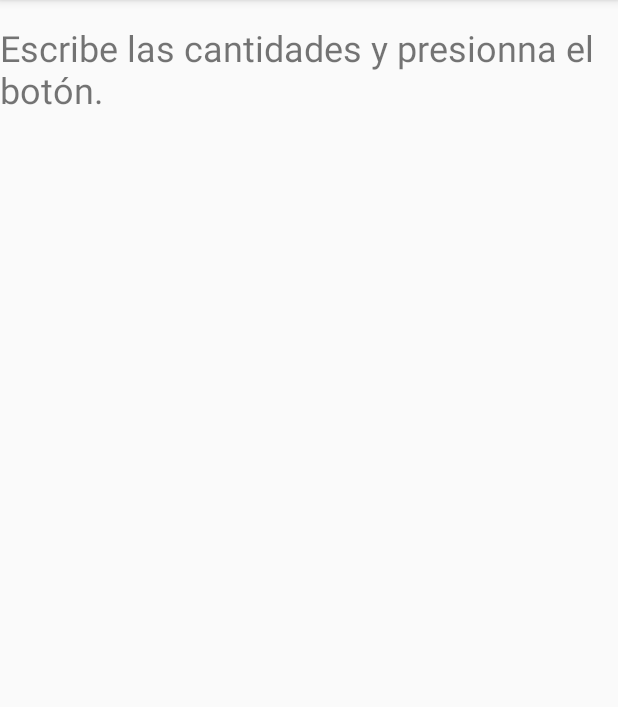
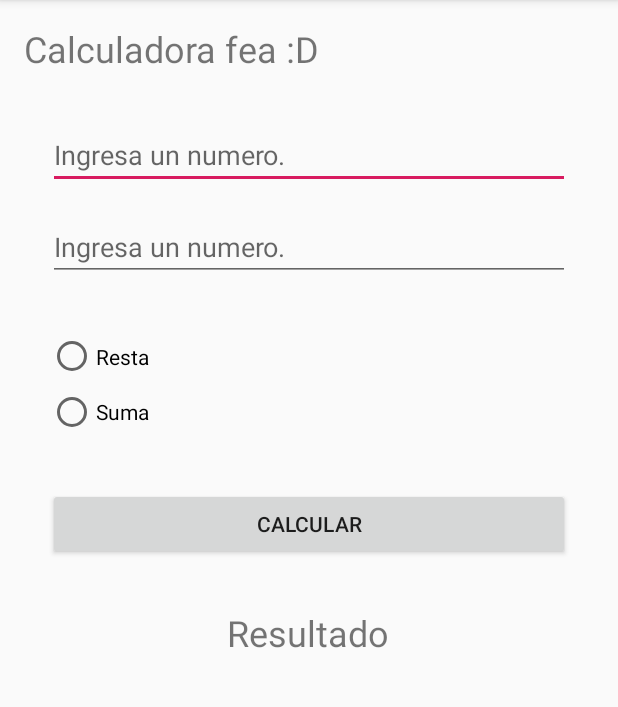
Before and after one commit to FrankLamas/AndroidEjercicios, an Android app: the screen it shows after launch (MainActivity), on a phone screen of 412 x 824 dp, the part 84-791 px from its top. Run offline under Robolectric (Android 15) with nearby library versions, the phone set to English and light mode, and no system bars; our stand-ins replace ButterKnife.

Commit message:
Ejercicio_2

```diff
--- a/modulo_01/Ejercicio_2/app/build.gradle
+++ b/modulo_01/Ejercicio_2/app/build.gradle
@@ -23,8 +23,8 @@ dependencies {
     implementation 'com.android.support:appcompat-v7:28.0.0-rc02'
     implementation 'com.android.support.constraint:constraint-layout:1.1.3'
     testImplementation 'junit:junit:4.12'
-    implementation 'com.jakewharton:butterknife:10.1.0'
-    annotationProcessor 'com.jakewharton:butterknife-compiler:10.1.0'
+    implementation 'com.jakewharton:butterknife:8.8.1'
+    annotationProcessor 'com.jakewharton:butterknife-compiler:8.8.1'
     androidTestImplementation 'com.android.support.test:runner:1.0.2'
     androidTestImplementation 'com.android.support.test.espresso:espresso-core:3.0.2'
 }
--- a/modulo_01/Ejercicio_2/app/src/main/java/com/example/ejercicio_2/MainActivity.java
+++ b/modulo_01/Ejercicio_2/app/src/main/java/com/example/ejercicio_2/MainActivity.java
@@ -2,12 +2,53 @@ package com.example.ejercicio_2;
 
 import android.support.v7.app.AppCompatActivity;
 import android.os.Bundle;
+import android.widget.EditText;
+import android.widget.RadioButton;
+import android.widget.TextView;
+import android.widget.Toast;
+
+import butterknife.BindView;
+import butterknife.ButterKnife;
+import butterknife.OnClick;
 
 public class MainActivity extends AppCompatActivity {
 
+    @BindView(R.id.tN1)
+    EditText tNum1;
+    @BindView(R.id.tN2)
+    EditText tNum2;
+
+    @BindView(R.id.radioResta)
+    RadioButton rResta;
+    @BindView(R.id.radioSuma)
+    RadioButton rSuma;
+
+    @BindView(R.id.tResultado)
+    TextView res;
     @Override
     protected void onCreate(Bundle savedInstanceState) {
         super.onCreate(savedInstanceState);
         setContentView(R.layout.activity_main);
+        ButterKnife.bind(this);
+    }
+
+    @OnClick(R.id.buttonCalculo)
+    public void hacerOperacion(){
+        double resultado;
+        if (rResta.isChecked()==true){
+            resultado = convertToDouble(tNum1.getText().toString())-convertToDouble(tNum2.getText().toString());
+            res.setText(resultado+"");
+        }else{
+            resultado = convertToDouble(tNum1.getText().toString())+convertToDouble(tNum2.getText().toString());
+            res.setText(resultado+"");
+        }
+        Toast.makeText(this,resultado+"",Toast.LENGTH_LONG).show();
+    }
+    private double convertToDouble(String cadena){
+        try{
+            return Double.parseDouble(cadena);
+        }catch (NumberFormatException e){
+            return 0;
+        }
     }
 }
--- a/modulo_01/Ejercicio_2/app/src/main/res/layout/activity_main.xml
+++ b/modulo_01/Ejercicio_2/app/src/main/res/layout/activity_main.xml
@@ -7,15 +7,97 @@
     tools:context=".MainActivity">
 
     <TextView
-        android:layout_width="wrap_content"
+        android:id="@+id/textView"
+        android:layout_width="0dp"
         android:layout_height="wrap_content"
-        android:text="Escribe las cantidades y presionna el botón."
+        android:layout_marginLeft="16dp"
+        android:layout_marginTop="16dp"
+        android:layout_marginRight="16dp"
+        android:text="@string/titulo"
         android:textSize="24sp"
-        app:layout_constraintBottom_toBottomOf="parent"
         app:layout_constraintHorizontal_bias="0.047"
         app:layout_constraintLeft_toLeftOf="parent"
         app:layout_constraintRight_toRightOf="parent"
-        app:layout_constraintTop_toTopOf="parent"
-        app:layout_constraintVertical_bias="0.022" />
+        app:layout_constraintTop_toTopOf="parent" />
+
+    <EditText
+        android:id="@+id/tN1"
+        android:layout_width="0dp"
+        android:layout_height="wrap_content"
+        android:layout_marginStart="32dp"
+        android:layout_marginTop="32dp"
+        android:layout_marginEnd="32dp"
+        android:ems="10"
+        android:hint="@string/hintN1"
+        android:inputType="number"
+        app:layout_constraintEnd_toEndOf="parent"
+        app:layout_constraintStart_toStartOf="parent"
+        app:layout_constraintTop_toBottomOf="@+id/textView" />
+
+    <EditText
+        android:id="@+id/tN2"
+        android:layout_width="0dp"
+        android:layout_height="wrap_content"
+        android:layout_marginStart="32dp"
+        android:layout_marginTop="16dp"
+        android:layout_marginEnd="32dp"
+        android:ems="10"
+        android:inputType="number"
+        android:hint="@string/hintN2"
+        app:layout_constraintEnd_toEndOf="parent"
+        app:layout_constraintStart_toStartOf="parent"
+        app:layout_constraintTop_toBottomOf="@+id/tN1" />
+
+    <RadioGroup
+        android:id="@+id/radioGroup"
+        android:layout_width="0dp"
+        android:layout_height="74dp"
+        android:layout_marginStart="32dp"
+        android:layout_marginTop="32dp"
+        android:layout_marginEnd="32dp"
+        app:layout_constraintEnd_toEndOf="parent"
+        app:layout_constraintHorizontal_bias="0.0"
+        app:layout_constraintStart_toStartOf="parent"
+        app:layout_constraintTop_toBottomOf="@+id/tN2">
+
+        <RadioButton
+            android:id="@+id/radioResta"
+            android:layout_width="144dp"
+            android:layout_height="wrap_content"
+            android:layout_weight="1"
+            android:text="@string/radioResta" />
+
+        <RadioButton
+            android:id="@+id/radioSuma"
+            android:layout_width="146dp"
+            android:layout_height="wrap_content"
+            android:layout_weight="1"
+            android:text="@string/radioSuma" />
+    </RadioGroup>
+
+    <Button
+        android:id="@+id/buttonCalculo"
+        android:layout_width="0dp"
+        android:layout_height="wrap_content"
+        android:layout_marginStart="32dp"
+        android:layout_marginTop="32dp"
+        android:layout_marginEnd="32dp"
+        android:text="@string/buttonCalculo"
+        app:layout_constraintEnd_toEndOf="parent"
+        app:layout_constraintStart_toStartOf="parent"
+        app:layout_constraintTop_toBottomOf="@+id/radioGroup" />
+
+    <TextView
+        android:id="@+id/tResultado"
+        android:layout_width="wrap_content"
+        android:layout_height="wrap_content"
+        android:layout_marginStart="176dp"
+        android:layout_marginTop="32dp"
+        android:layout_marginEnd="177dp"
+        android:text="Resultado"
+        android:textSize="24sp"
+        app:layout_constraintEnd_toEndOf="parent"
+        app:layout_constraintStart_toStartOf="parent"
+        app:layout_constraintTop_toBottomOf="@+id/buttonCalculo" />
 
 </android.support.constraint.ConstraintLayout>
--- a/modulo_01/Ejercicio_2/app/src/main/res/values/strings.xml
+++ b/modulo_01/Ejercicio_2/app/src/main/res/values/strings.xml
@@ -1,3 +1,9 @@
 <resources>
     <string name="app_name">Ejercicio_2</string>
+    <string name="buttonCalculo">Calcular</string>
+    <string name="radioSuma">Suma</string>
+    <string name="radioResta">Resta</string>
+    <string name="titulo">Calculadora fea :D</string>
+    <string name="hintN1">Ingresa un numero.</string>
+    <string name="hintN2">Ingresa un numero.</string>
 </resources>
```
